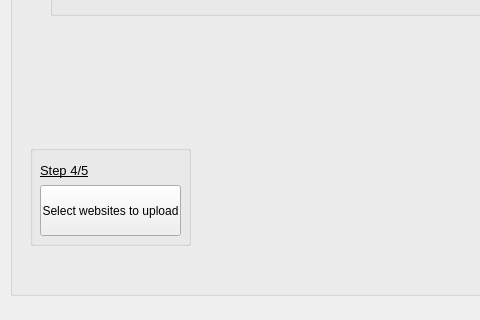
First picture: the form in ui/upload.ui, repository pratikone/videoVenom, before the edit; both pictures show x 0 to 480 and y 285 to 605 of the 791 by 605 pixel window.
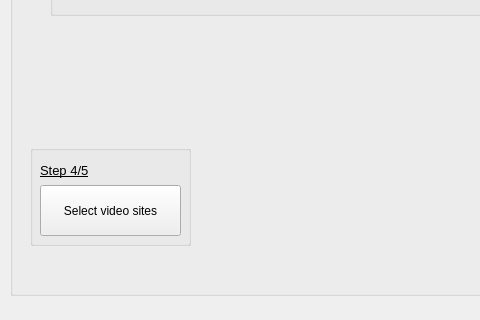
Second picture: the form after the edit. The open tabs and pages were chosen to show the change. Icons and pictures are not drawn.

```diff
--- a/ui/upload.ui
+++ b/ui/upload.ui
@@ -89,7 +89,11 @@
        </font>
       </property>
       <property name="text">
-       <string>Select websites to upload</string>
+       <string>Select video sites</string>
+      </property>
+      <property name="icon">
+       <iconset resource="../moviepy/resources/icons.qrc">
+        <normaloff>:/next/Hopstarter-Button-Button-Next.ico</normaloff>:/next/Hopstarter-Button-Button-Next.ico</iconset>
       </property>
      </widget>
     </widget>
```
Left out of the diff: 16 changed lines with no effect on the pictures.
